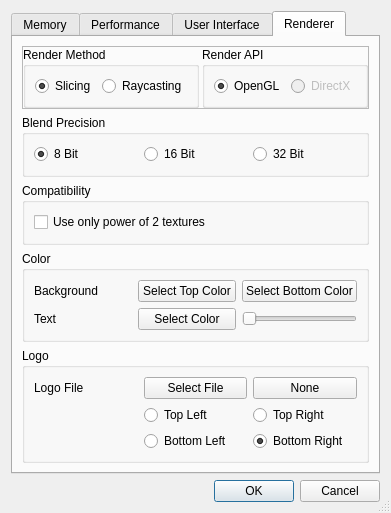
Old version of the form UI/UI/SettingsDlg.ui in the repository SCIInstitute/ImageVis3D.
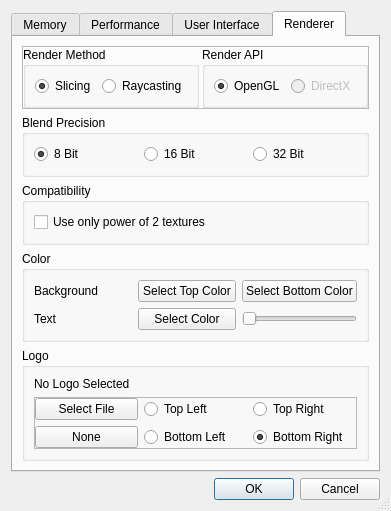
New version of the form. The open tabs and pages were chosen to show the change.

Commit message: added logo rendering (and also included an ImageVis3D logo)

Patch:
```diff
--- a/UI/UI/SettingsDlg.ui
+++ b/UI/UI/SettingsDlg.ui
@@ -9,7 +9,7 @@
     <x>0</x>
     <y>0</y>
     <width>358</width>
-    <height>474</height>
+    <height>497</height>
    </rect>
   </property>
   <property name="contextMenuPolicy" >
@@ -729,47 +729,42 @@
          <property name="title" >
           <string>Logo</string>
          </property>
+         <layout class="QVBoxLayout" name="verticalLayout_9" >
+          <item>
+           <widget class="QLabel" name="label_LogoFile" >
+            <property name="text" >
+             <string>No Logo Selected</string>
+            </property>
+           </widget>
+          </item>
+          <item>
+           <widget class="QFrame" name="frame_6" >
+            <property name="frameShape" >
+             <enum>QFrame::StyledPanel</enum>
+            </property>
+            <property name="frameShadow" >
+             <enum>QFrame::Raised</enum>
+            </property>
          <layout class="QGridLayout" name="gridLayout_2" >
-          <item row="0" column="0" >
-           <widget class="QLabel" name="label_4" >
-            <property name="text" >
-             <string>Logo File</string>
-            </property>
-           </widget>
-          </item>
-          <item row="0" column="1" >
+             <property name="margin" >
+              <number>0</number>
+             </property>
+             <item row="0" column="0" >
            <widget class="QPushButton" name="pushButtonSelLogo" >
             <property name="text" >
              <string>Select File</string>
             </property>
            </widget>
           </item>
-          <item row="0" column="2" >
+             <item row="1" column="0" >
            <widget class="QPushButton" name="pushButtonNoLogo" >
             <property name="text" >
              <string>None</string>
             </property>
            </widget>
           </item>
-          <item row="2" column="2" >
-           <widget class="QRadioButton" name="radioButton_4" >
-            <property name="text" >
-             <string>Top Right</string>
-            </property>
-           </widget>
-          </item>
-          <item row="3" column="2" >
-           <widget class="QRadioButton" name="radioButton_2" >
-            <property name="text" >
-             <string>Bottom Right</string>
-            </property>
-            <property name="checked" >
-             <bool>true</bool>
-            </property>
-           </widget>
-          </item>
-          <item row="2" column="1" >
-           <widget class="QRadioButton" name="radioButton" >
+             <item row="0" column="1" >
+              <widget class="QRadioButton" name="radioButton_logoTL" >
             <property name="text" >
              <string>Top Left</string>
             </property>
@@ -778,13 +773,33 @@
             </property>
            </widget>
           </item>
-          <item row="3" column="1" >
-           <widget class="QRadioButton" name="radioButton_3" >
+             <item row="1" column="1" >
+              <widget class="QRadioButton" name="radioButton_logoBL" >
             <property name="text" >
              <string>Bottom Left</string>
             </property>
            </widget>
           </item>
+             <item row="0" column="2" >
+              <widget class="QRadioButton" name="radioButton_logoTR" >
+               <property name="text" >
+                <string>Top Right</string>
+               </property>
+              </widget>
+             </item>
+             <item row="1" column="2" >
+              <widget class="QRadioButton" name="radioButton_logoBR" >
+               <property name="text" >
+                <string>Bottom Right</string>
+               </property>
+               <property name="checked" >
+                <bool>true</bool>
+               </property>
+              </widget>
+             </item>
+            </layout>
+           </widget>
+          </item>
          </layout>
         </widget>
        </item>
```
Left out of the diff: 60 changed lines with no effect on the pictures. Lines whose indentation alone changed are shown as unchanged. The commit also changes 20 other files.
